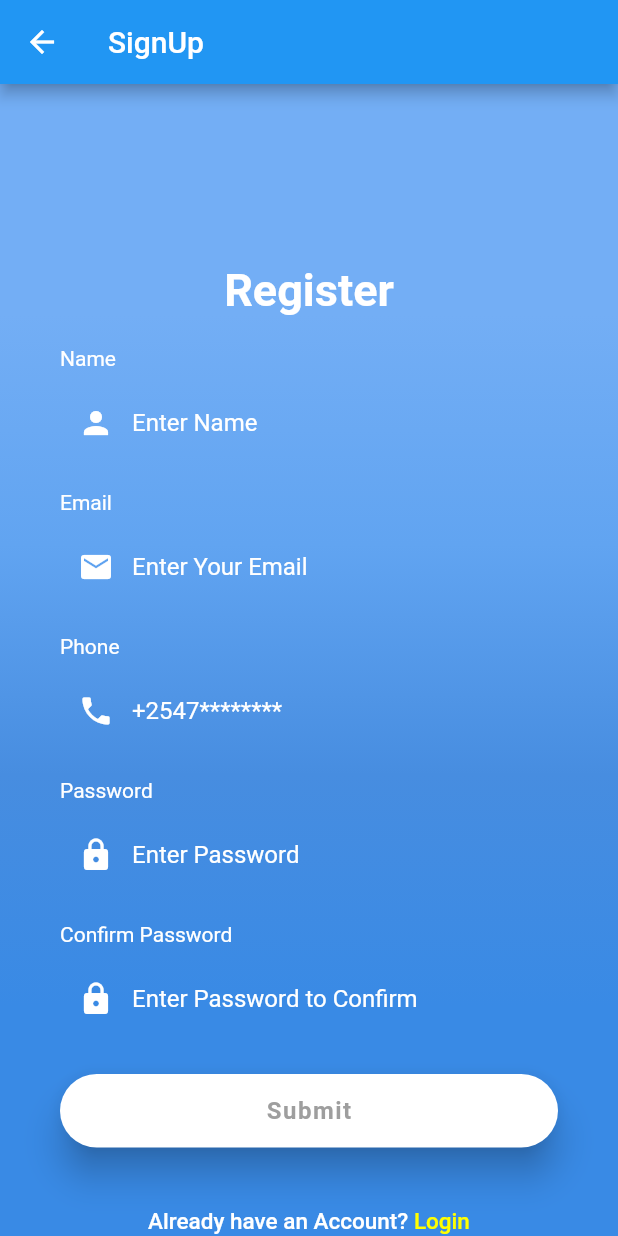
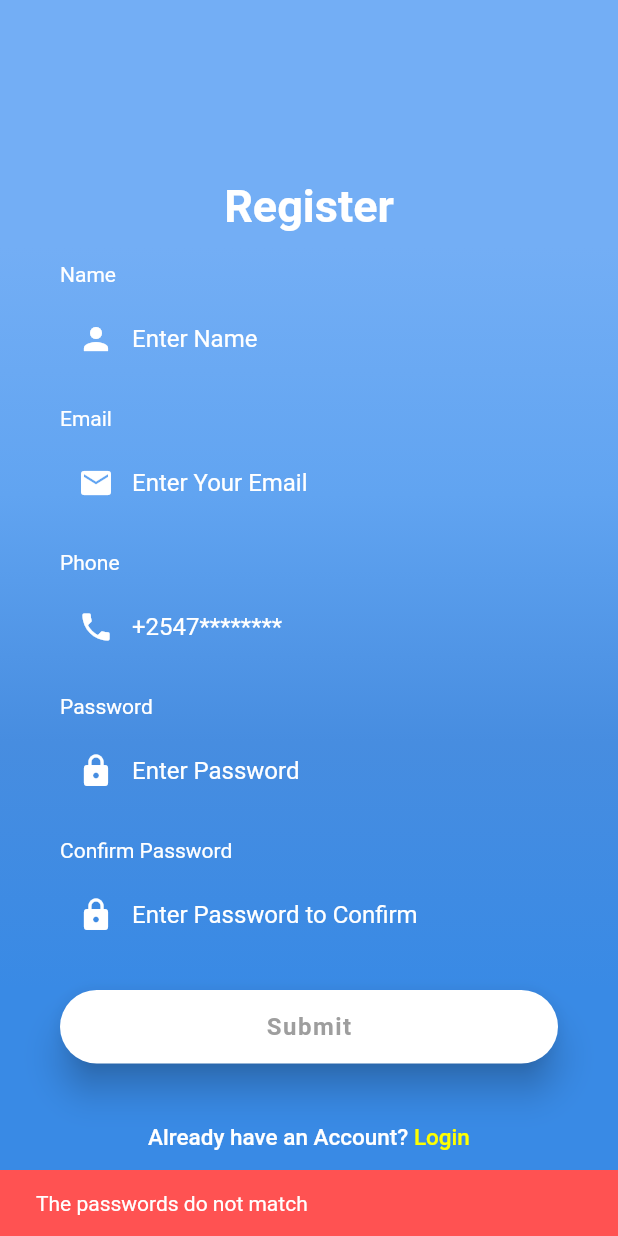
Before and after one commit to DSC-Flutter-PU/Project-App, a Flutter app: the Register screen opened directly, after a tap on "Submit", on a phone screen of 412 x 824 dp. Run offline on Flutter 3.47's test engine with Material 2 defaults, Android fonts, the phone set to English and light mode, and no system bars; our stand-ins replace sqflite; missing offline and left inert: password; accounts and stored records are empty.

```diff
--- a/lib/data/Database.dart
+++ b/lib/data/Database.dart
@@ -3,6 +3,26 @@ import "dart:async";
 import 'package:employeeapp/data/Employee.dart';
 import 'package:path/path.dart';
 import 'package:sqflite/sqflite.dart';
+
+/// Exception thrown when a user is not found
+class User404Exception implements Exception {
+  /// A message describing the error.
+  String message;
+
+  /// Creates a new [User404Exception] with an optional error
+  /// message.
+  User404Exception([this.message]);
+}
+
+/// Exception thrown when a user exists in the database with same name
+class UserExistsException implements Exception {
+  /// A message describing the error.
+  String message;
+
+  /// Creates a new [UserExistsException] with an optional error
+  /// message.
+  UserExistsException([this.message]);
+}
 
 class DatabaseClient {
   Database _database;
@@ -45,8 +65,8 @@ class DatabaseClient {
       if (number != 0) {
         // user exists in the database with the name, notify user to choose a
         // new username
-        // todo throw better info
-        return null;
+        throw UserExistsException(
+            "A user exists with the same username, please choose another.");
       }
       // add the user to db
       id = await _database.insert("employees", employee.toMap());
--- a/lib/register.dart
+++ b/lib/register.dart
@@ -11,11 +11,13 @@ class Register extends StatefulWidget {
 
 class _RegisterState extends State<Register> {
   DatabaseClient databaseClient;
+  final scaffoldKey = GlobalKey<ScaffoldState>();
   TextEditingController nameController = new TextEditingController();
   TextEditingController emailController = new TextEditingController();
   TextEditingController phoneController = new TextEditingController();
   TextEditingController passwordController = new TextEditingController();
   TextEditingController confPasswordController = new TextEditingController();
+  bool passMatch = false;
 
   @override
   void initState() {
@@ -26,24 +28,45 @@ class _RegisterState extends State<Register> {
       db.create();
 
       databaseClient = db;
-      if (!mounted) setState(() {});
+      if (mounted) setState(() {});
     }
   }
+
+  // call this method to check if the passwords fields match
+  bool passwordsCheck() =>
+      passwordController.text == confPasswordController.text;
+
 
   void addUser(String name, String email, String phone, String password) async {
     Employee employee =
         new Employee(name: name, username: email, password: password, age: 18);
 
-    int status = await databaseClient.addEmployee(employee);
-    print("Status: $status");
+    try {
+      int status = await databaseClient.addEmployee(employee);
+
+      if (status != null) {
+        // User successfully added to the database, we can navigate to another page
+        // todo save to state
+
+        print("User has been successfully added to db");
+      }
+    } on UserExistsException catch (e) {
+      print(e.message);
+
+      scaffoldKey.currentState.showSnackBar(SnackBar(
+        backgroundColor: Colors.redAccent,
+        content: Text(
+          e.message,
+          style: TextStyle(color: Colors.white),
+        ),
+      ));
+    }
   }
 
   @override
   Widget build(BuildContext context) {
     return Scaffold(
-      appBar: AppBar(
-        title: Text('SignUp'),
-      ),
+      key: scaffoldKey,
       body: AnnotatedRegion<SystemUiOverlayStyle>(
         value: SystemUiOverlayStyle.light,
         child: GestureDetector(
@@ -227,6 +250,13 @@ class _RegisterState extends State<Register> {
                             height: 50.0,
                             child: TextField(
                               controller: passwordController,
+                              onChanged: (String td){
+                                setState(() {
+                                  passwordsCheck()
+                                      ? passMatch = false
+                                      : passMatch = true;
+                                });
+                              },
                               onEditingComplete: () {
                                 // todo perform checks
                               },
@@ -235,12 +265,17 @@ class _RegisterState extends State<Register> {
                                 color: Colors.white,
                               ),
                               decoration: InputDecoration(
+                                errorText: passMatch
+                                    ? "The passwords do not match!"
+                                    : null,
                                 border: InputBorder.none,
                                 focusedBorder: UnderlineInputBorder(
                                   borderSide: BorderSide(
                                     color: Colors.white,
                                   ),
                                 ),
+                                errorBorder: UnderlineInputBorder(
+                                    borderSide: BorderSide(color: Colors.red)),
                                 contentPadding: EdgeInsets.only(top: 14.0),
                                 prefixIcon: Icon(
                                   Icons.lock,
@@ -271,8 +306,12 @@ class _RegisterState extends State<Register> {
                             height: 50.0,
                             child: TextField(
                               controller: confPasswordController,
-                              onEditingComplete: () {
-                                // todo perform checks
+                              onChanged: (String td) {
+                                setState(() {
+                                  passwordsCheck()
+                                      ? passMatch = false
+                                      : passMatch = true;
+                                });
                               },
                               obscureText: true,
                               style: TextStyle(
@@ -310,8 +349,12 @@ class _RegisterState extends State<Register> {
                             String phone = phoneController.text;
                             String password = passwordController.text;
 
-                            if (databaseClient != null)
+                            if (databaseClient != null && passwordsCheck())
                               addUser(name, email, phone, password);
+                            scaffoldKey.currentState.showSnackBar(SnackBar(
+                              backgroundColor: Colors.redAccent,
+                              content: Text("The passwords do not match"),
+                            ));
                           },
                           padding: EdgeInsets.all(15.0),
                           shape: RoundedRectangleBorder(
```
Also changed, not shown: lib/login.dart (+23 -6 lines).
